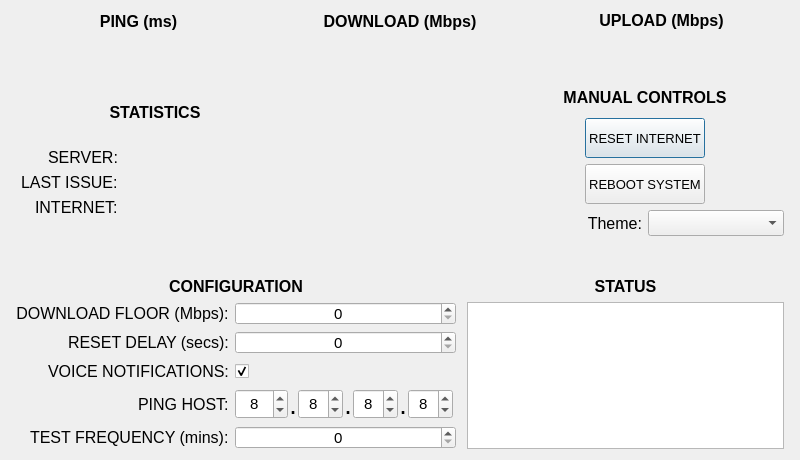
Old version of the form internetSentinel.ui in the repository scottlinuxden/internetSentinel.
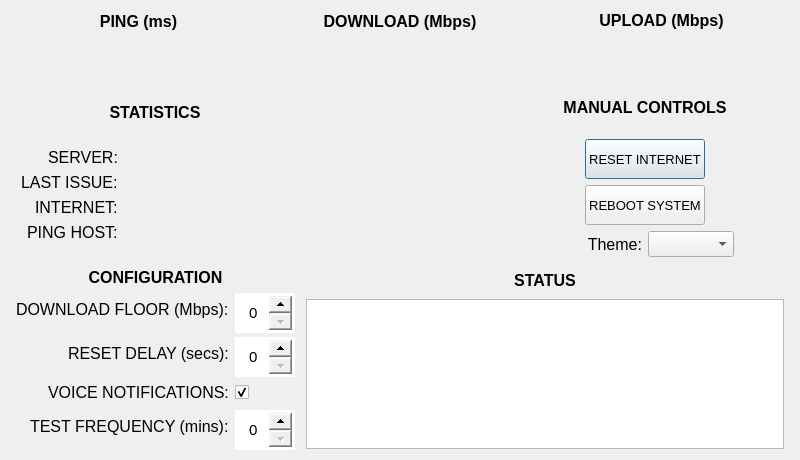
New version of the form. Custom widgets are drawn as their Qt base class.

What changed in the file:
```diff
--- a/internetSentinel.ui
+++ b/internetSentinel.ui
@@ -361,6 +361,32 @@
            </property>
           </widget>
          </item>
+         <item row="3" column="1">
+          <widget class="QLabel" name="pingHostIpAddressLabel">
+           <property name="font">
+            <font>
+             <family>Arial</family>
+             <pointsize>12</pointsize>
+            </font>
+           </property>
+           <property name="text">
+            <string/>
+           </property>
+          </widget>
+         </item>
+         <item row="3" column="0">
+          <widget class="QLabel" name="label_9">
+           <property name="font">
+            <font>
+             <family>Arial</family>
+             <pointsize>12</pointsize>
+            </font>
+           </property>
+           <property name="text">
+            <string>PING HOST:</string>
+           </property>
+          </widget>
+         </item>
         </layout>
        </item>
       </layout>
@@ -386,11 +412,23 @@
      </item>
      <item>
       <layout class="QVBoxLayout" name="verticalLayout_12">
+       <property name="topMargin">
+        <number>0</number>
+       </property>
        <property name="rightMargin">
         <number>5</number>
        </property>
+       <property name="bottomMargin">
+        <number>5</number>
+       </property>
        <item>
         <widget class="QLabel" name="label">
+         <property name="minimumSize">
+          <size>
+           <width>0</width>
+           <height>30</height>
+          </size>
+         </property>
          <property name="font">
           <font>
            <family>Arial</family>
@@ -465,7 +503,7 @@
        </item>
        <item>
         <layout class="QHBoxLayout" name="horizontalLayout">
-         <item>
+         <item alignment="Qt::AlignRight">
           <widget class="QLabel" name="label_7">
            <property name="font">
             <font>
@@ -481,7 +519,7 @@
            </property>
           </widget>
          </item>
-         <item>
+         <item alignment="Qt::AlignLeft">
           <widget class="QComboBox" name="themeComboBox">
            <property name="font">
             <font>
@@ -492,27 +530,6 @@
          </item>
         </layout>
        </item>
-       <item>
-        <widget class="QLabel" name="label_5">
-         <property name="maximumSize">
-          <size>
-           <width>16777215</width>
-           <height>40</height>
-          </size>
-         </property>
-         <property name="font">
-          <font>
-           <family>Arial</family>
-          </font>
-         </property>
-         <property name="text">
-          <string/>
-         </property>
-         <property name="alignment">
-          <set>Qt::AlignCenter</set>
-         </property>
-        </widget>
-       </item>
       </layout>
      </item>
     </layout>
@@ -566,7 +583,7 @@
           <set>Qt::AlignRight|Qt::AlignTrailing|Qt::AlignVCenter</set>
          </property>
          <property name="formAlignment">
-          <set>Qt::AlignRight|Qt::AlignTop|Qt::AlignTrailing</set>
+          <set>Qt::AlignRight|Qt::AlignTrailing|Qt::AlignVCenter</set>
          </property>
          <property name="leftMargin">
           <number>5</number>
@@ -574,28 +591,18 @@
          <property name="rightMargin">
           <number>5</number>
          </property>
-         <item row="0" column="0">
-          <widget class="QLabel" name="label_6">
-           <property name="font">
-            <font>
-             <family>Arial</family>
-             <pointsize>12</pointsize>
-            </font>
-           </property>
-           <property name="text">
-            <string>DOWNLOAD FLOOR (Mbps):</string>
-           </property>
-           <property name="alignment">
-            <set>Qt::AlignCenter</set>
-           </property>
-          </widget>
-         </item>
          <item row="0" column="1">
           <widget class="QSpinBox" name="downloadFloorSpinBox">
            <property name="minimumSize">
             <size>
-             <width>0</width>
-             <height>23</height>
+             <width>30</width>
+             <height>40</height>
+            </size>
+           </property>
+           <property name="maximumSize">
+            <size>
+             <width>16777215</width>
+             <height>16777215</height>
             </size>
            </property>
            <property name="font">
@@ -606,9 +613,21 @@
            <property name="toolTip">
             <string>Minimum Internet Speed before Internet Device is power cycled</string>
            </property>
+           <property name="styleSheet">
+            <string notr="true">QSpinBox::down-button{
+  width:23
+}
+QSpinBox::up-button{
+  width:23
+}
+</string>
+           </property>
            <property name="alignment">
             <set>Qt::AlignCenter</set>
            </property>
+           <property name="buttonSymbols">
+            <enum>QAbstractSpinBox::UpDownArrows</enum>
+           </property>
            <property name="maximum">
             <number>100</number>
            </property>
@@ -632,7 +651,7 @@
            <property name="minimumSize">
             <size>
              <width>30</width>
-             <height>23</height>
+             <height>40</height>
             </size>
            </property>
            <property name="maximumSize">
@@ -649,6 +668,15 @@
            <property name="toolTip">
             <string>Time between power cycling the internet device down then up</string>
            </property>
+           <property name="styleSheet">
+            <string notr="true">QSpinBox::down-button{
+  width:23
+}
+QSpinBox::up-button{
+  width:23
+}
+</string>
+           </property>
            <property name="alignment">
             <set>Qt::AlignCenter</set>
            </property>
@@ -696,248 +724,6 @@
           </widget>
          </item>
          <item row="3" column="0">
-          <widget class="QLabel" name="label_13">
-           <property name="font">
-            <font>
-             <family>Arial</family>
-             <pointsize>12</pointsize>
-            </font>
-           </property>
-           <property name="text">
-            <string>PING HOST:</string>
-           </property>
-          </widget>
-         </item>
-         <item row="3" column="1">
-          <layout class="QHBoxLayout" name="horizontalLayout_10">
-           <property name="spacing">
-            <number>0</number>
-           </property>
-           <property name="sizeConstraint">
-            <enum>QLayout::SetFixedSize</enum>
-           </property>
-           <property name="rightMargin">
-            <number>3</number>
-           </property>
-           <item>
-            <widget class="QSpinBox" name="pingHostOctet1SpinBox">
-             <property name="minimumSize">
-              <size>
-               <width>0</width>
-               <height>23</height>
-              </size>
-             </property>
-             <property name="maximumSize">
-              <size>
-               <width>16777215</width>
-               <height>30</height>
-              </size>
-             </property>
-             <property name="font">
-              <font>
-               <pointsize>11</pointsize>
-              </font>
-             </property>
-             <property name="toolTip">
-              <string>IP Address of Internet Server to test if Internet is up and on-line</string>
-             </property>
-             <property name="alignment">
-              <set>Qt::AlignCenter</set>
-             </property>
-             <property name="maximum">
-              <number>255</number>
-             </property>
-             <property name="value">
-              <number>8</number>
-             </property>
-            </widget>
-           </item>
-           <item>
-            <widget class="QLabel" name="label_15">
-             <property name="minimumSize">
-              <size>
-               <width>10</width>
-               <height>10</height>
-              </size>
-             </property>
-             <property name="maximumSize">
-              <size>
-               <width>10</width>
-               <height>16777215</height>
-              </size>
-             </property>
-             <property name="font">
-              <font>
-               <family>Arial</family>
-               <pointsize>20</pointsize>
-              </font>
-             </property>
-             <property name="text">
-              <string>.</string>
-             </property>
-             <property name="alignment">
-              <set>Qt::AlignCenter</set>
-             </property>
-            </widget>
-           </item>
-           <item>
-            <widget class="QSpinBox" name="pingHostOctet2SpinBox">
-             <property name="minimumSize">
-              <size>
-               <width>0</width>
-               <height>23</height>
-              </size>
-             </property>
-             <property name="maximumSize">
-              <size>
-               <width>16777215</width>
-               <height>30</height>
-              </size>
-             </property>
-             <property name="font">
-              <font>
-               <pointsize>11</pointsize>
-              </font>
-             </property>
-             <property name="toolTip">
-              <string>IP Address of Internet Server to test if Internet is up and on-line</string>
-             </property>
-             <property name="alignment">
-              <set>Qt::AlignCenter</set>
-             </property>
-             <property name="value">
-              <number>8</number>
-             </property>
-            </widget>
-           </item>
-           <item>
-            <widget class="QLabel" name="label_16">
-             <property name="minimumSize">
-              <size>
-               <width>10</width>
-               <height>0</height>
-              </size>
-             </property>
-             <property name="maximumSize">
-              <size>
-               <width>10</width>
-               <height>16777215</height>
-              </size>
-             </property>
-             <property name="sizeIncrement">
-              <size>
-               <width>1</width>
-               <height>0</height>
-              </size>
-             </property>
-             <property name="font">
-              <font>
-               <family>Arial</family>
-               <pointsize>20</pointsize>
-              </font>
-             </property>
-             <property name="text">
-              <string>.</string>
-             </property>
-             <property name="alignment">
-              <set>Qt::AlignCenter</set>
-             </property>
-            </widget>
-           </item>
-           <item>
-            <widget class="QSpinBox" name="pingHostOctet3SpinBox">
-             <property name="minimumSize">
-              <size>
-               <width>0</width>
-               <height>23</height>
-              </size>
-             </property>
-             <property name="maximumSize">
-              <size>
-               <width>16777215</width>
-               <height>30</height>
-              </size>
-             </property>
-             <property name="font">
-              <font>
-               <pointsize>11</pointsize>
-              </font>
-             </property>
-             <property name="toolTip">
-              <string>IP Address of Internet Server to test if Internet is up and on-line</string>
-             </property>
-             <property name="alignment">
-              <set>Qt::AlignCenter</set>
-             </property>
-             <property name="value">
-              <number>8</number>
-             </property>
-            </widget>
-           </item>
-           <item>
-            <widget class="QLabel" name="label_17">
-             <property name="minimumSize">
-              <size>
-               <width>10</width>
-               <height>0</height>
-              </size>
-             </property>
-             <property name="maximumSize">
-              <size>
-               <width>10</width>
-               <height>16777215</height>
-              </size>
-             </property>
-             <property name="font">
-              <font>
-               <family>Arial</family>
-               <pointsize>20</pointsize>
-              </font>
-             </property>
-             <property name="text">
-              <string>.</string>
-             </property>
-             <property name="alignment">
-              <set>Qt::AlignCenter</set>
-             </property>
-            </widget>
-           </item>
-           <item>
-            <widget class="QSpinBox" name="pingHostOctet4SpinBox">
-             <property name="minimumSize">
-              <size>
-               <width>0</width>
-               <height>23</height>
-              </size>
-             </property>
-             <property name="maximumSize">
-              <size>
-               <width>16777215</width>
-               <height>30</height>
-              </size>
-             </property>
-             <property name="font">
-              <font>
-               <pointsize>11</pointsize>
-              </font>
-             </property>
-             <property name="toolTip">
-              <string>IP Address of Internet Server to test if Internet is up and on-line</string>
-             </property>
-             <property name="alignment">
-              <set>Qt::AlignCenter</set>
-             </property>
-             <property name="minimum">
-              <number>-3</number>
-             </property>
-             <property name="value">
-              <number>8</number>
-             </property>
-            </widget>
-           </item>
-          </layout>
-         </item>
-         <item row="4" column="0">
           <widget class="QLabel" name="label_4">
            <property name="font">
             <font>
@@ -950,12 +736,12 @@
            </property>
           </widget>
          </item>
-         <item row="4" column="1">
+         <item row="3" column="1">
           <widget class="QSpinBox" name="testFrequencySpinBox">
            <property name="minimumSize">
             <size>
              <width>0</width>
-             <height>23</height>
+             <height>40</height>
             </size>
            </property>
            <property name="font">
@@ -966,11 +752,36 @@
            <property name="toolTip">
             <string>Time to wait before testing Internet Speed thru ISP</string>
            </property>
+           <property name="styleSheet">
+            <string notr="true">QSpinBox::down-button{
+  width:23
+}
+QSpinBox::up-button{
+  width:23
+}
+</string>
+           </property>
            <property name="alignment">
             <set>Qt::AlignCenter</set>
            </property>
           </widget>
          </item>
+         <item row="0" column="0">
+          <widget class="QLabel" name="label_6">
+           <property name="font">
+            <font>
+             <family>Arial</family>
+             <pointsize>12</pointsize>
+            </font>
+           </property>
+           <property name="text">
+            <string>DOWNLOAD FLOOR (Mbps):</string>
+           </property>
+           <property name="alignment">
+            <set>Qt::AlignLeading|Qt::AlignLeft|Qt::AlignVCenter</set>
+           </property>
+          </widget>
+         </item>
         </layout>
        </item>
       </layout>
```
